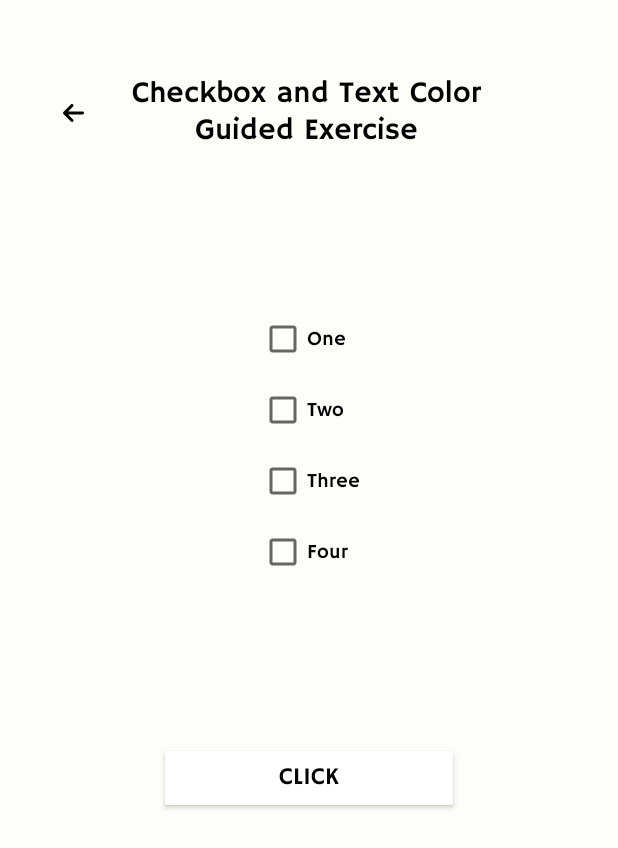
After one commit to Benihime12/AarChive, an Android app: the SixthGuidedExercise screen opened directly, with no data from a screen before it, on a phone screen of 412 x 824 dp. The commit adds this screen. Shown: the top 848 px of the screen. Run offline under Robolectric (Android 15) with nearby library versions, the phone set to English and light mode, and no system bars.

Commit message:
added ge6 & ge7

```diff
--- a/app/src/main/AndroidManifest.xml
+++ b/app/src/main/AndroidManifest.xml
@@ -11,6 +11,12 @@
         android:roundIcon="@mipmap/aarchive_round"
         android:supportsRtl="true"
         android:theme="@style/AppTheme">
+        <activity
+            android:name=".GuidedExercises.SeventhGuidedExercise"
+            android:exported="false" />
+        <activity
+            android:name=".GuidedExercises.SixthGuidedExercise"
+            android:exported="false" />
         <activity
             android:name=".GuidedExercises.FifthGuidedExercise"
             android:exported="false" />
--- /dev/null
+++ b/app/src/main/java/com/example/aarchive/GuidedExercises/SixthGuidedExercise.java
@@ -0,0 +1,71 @@
+package com.example.aarchive.GuidedExercises;
+
+import android.content.Intent;
+import android.graphics.Color;
+import android.os.Bundle;
+import android.view.View;
+import android.widget.Button;
+import android.widget.CheckBox;
+import android.widget.ImageButton;
+import android.widget.TextView;
+
+import androidx.appcompat.app.AppCompatActivity;
+
+import com.example.aarchive.MainActivity;
+import com.example.aarchive.R;
+
+public class SixthGuidedExercise extends AppCompatActivity {
+
+    CheckBox one, two, three, four;
+    TextView result;
+    Button click;
+    @Override
+    protected void onCreate(Bundle savedInstanceState) {
+        super.onCreate(savedInstanceState);
+        setContentView(R.layout.activity_sixth_guided_exercise);
+        one = findViewById(R.id.chkOne);
+        two = findViewById(R.id.chkTwo);
+        three = findViewById(R.id.chkThree);
+        four = findViewById(R.id.chkFour);
+        result = findViewById(R.id.tvResultGE6);
+        click = findViewById(R.id.btnClickGE6);
+        showResult();
+
+        ImageButton btnBackGE6 = findViewById(R.id.btnBackGE6);
+
+        btnBackGE6.setOnClickListener(new View.OnClickListener() {
+            @Override
+            public void onClick(View view) {
+                Intent intent = new Intent(SixthGuidedExercise.this, MainActivity.class);
+                startActivity(intent);
+                overridePendingTransition(R.anim.slide_in_left, R.anim.slide_out_right);
+                finish();
+            }
+        });
+    }
+    public void showResult(){
+        click.setOnClickListener(new View.OnClickListener() {
+            @Override
+            public void onClick(View view) {
+                if(two.isChecked() && four.isChecked()){
+                    // this will show the TextView named result
+                    result.setVisibility(View.VISIBLE);
+                    result.setTextColor(Color.parseColor("#FF8686"));
+                    result.setText("Number Combination Color is RED");
+                }else if (one.isChecked() && three.isChecked()){
+                    result.setVisibility(View.VISIBLE);
+                    result.setTextColor(Color.parseColor("#9AC2FF"));
+                    result.setText("Number Combination Color is BLUE");
+                }else if ((one.isChecked() || three.isChecked()) ||
+                        (two.isChecked() || four.isChecked())){
+                    result.setVisibility(View.VISIBLE);
+                    result.setTextColor(Color.parseColor("#85F082"));
+                    result.setText("Number Combination Color is GREEN");
+                }else{
+                    // this will hide the TextView named result
+                    result.setVisibility(View.INVISIBLE);
+                }
+            }
+        });
+    }
+}
--- /dev/null
+++ b/app/src/main/res/layout/activity_sixth_guided_exercise.xml
@@ -0,0 +1,178 @@
+<?xml version="1.0" encoding="utf-8"?>
+<androidx.constraintlayout.widget.ConstraintLayout xmlns:android="http://schemas.android.com/apk/res/android"
+    xmlns:app="http://schemas.android.com/apk/res-auto"
+    xmlns:tools="http://schemas.android.com/tools"
+    android:layout_width="match_parent"
+    android:layout_height="match_parent"
+    android:background="#FFFDF7"
+    tools:context=".GuidedExercises.SixthGuidedExercise">
+
+    <Button
+        android:id="@+id/btnClickGE6"
+        android:layout_width="200dp"
+        android:layout_height="wrap_content"
+        android:layout_marginTop="50dp"
+        android:backgroundTint="#FFFFFF"
+        android:fontFamily="@font/hammersmith_one"
+        android:text="Click"
+        android:textColor="#000000"
+        android:textSize="16sp"
+        app:layout_constraintBottom_toBottomOf="parent"
+        app:layout_constraintEnd_toEndOf="parent"
+        app:layout_constraintStart_toStartOf="parent"
+        app:layout_constraintTop_toBottomOf="@+id/tvResultGE6"
+        app:layout_constraintVertical_bias="0.0" />
+
+    <TextView
+        android:id="@+id/tvResultGE6"
+        android:layout_width="wrap_content"
+        android:layout_height="wrap_content"
+        android:layout_marginTop="30dp"
+        android:fontFamily="@font/hammersmith_one"
+        android:textColor="#000000"
+        android:textSize="16sp"
+        android:textStyle="normal"
+        app:layout_constraintBottom_toBottomOf="parent"
+        app:layout_constraintEnd_toEndOf="parent"
+        app:layout_constraintStart_toStartOf="parent"
+        app:layout_constraintTop_toBottomOf="@+id/linearLayout23"
+        app:layout_constraintVertical_bias="0.0" />
+
+    <LinearLayout
+        android:id="@+id/linearLayout23"
+        android:layout_width="wrap_content"
+        android:layout_height="wrap_content"
+        android:layout_marginStart="50dp"
+        android:layout_marginTop="100dp"
+        android:layout_marginEnd="50dp"
+        android:orientation="horizontal"
+        app:layout_constraintBottom_toBottomOf="parent"
+        app:layout_constraintEnd_toEndOf="parent"
+        app:layout_constraintStart_toStartOf="parent"
+        app:layout_constraintTop_toBottomOf="@+id/linearLayout60"
+        app:layout_constraintVertical_bias="0.0">
+
+        <androidx.constraintlayout.widget.ConstraintLayout
+            android:layout_width="match_parent"
+            android:layout_height="match_parent">
+
+            <CheckBox
+                android:id="@+id/chkOne"
+                android:layout_width="wrap_content"
+                android:layout_height="wrap_content"
+                android:layout_marginTop="10dp"
+                android:fontFamily="@font/hammersmith_one"
+                android:text="One"
+                android:textColor="#000000"
+                android:textSize="13sp"
+                android:textStyle="normal"
+                app:layout_constraintBottom_toBottomOf="parent"
+                app:layout_constraintEnd_toEndOf="parent"
+                app:layout_constraintHorizontal_bias="0.0"
+                app:layout_constraintStart_toStartOf="parent"
+                app:layout_constraintTop_toTopOf="parent"
+                app:layout_constraintVertical_bias="0.0" />
+
+            <CheckBox
+                android:id="@+id/chkTwo"
+                android:layout_width="wrap_content"
+                android:layout_height="wrap_content"
+                android:layout_marginTop="15dp"
+                android:fontFamily="@font/hammersmith_one"
+                android:text="Two"
+                android:textColor="#000000"
+                android:textSize="13sp"
+                android:textStyle="normal"
+                app:layout_constraintBottom_toBottomOf="parent"
+                app:layout_constraintEnd_toEndOf="parent"
+                app:layout_constraintHorizontal_bias="0.0"
+                app:layout_constraintStart_toStartOf="parent"
+                app:layout_constraintTop_toBottomOf="@+id/chkOne"
+                app:layout_constraintVertical_bias="0.0" />
+
+            <CheckBox
+                android:id="@+id/chkThree"
+                android:layout_width="wrap_content"
+                android:layout_height="wrap_content"
+                android:layout_marginTop="15dp"
+                android:fontFamily="@font/hammersmith_one"
+                android:text="Three"
+                android:textColor="#000000"
+                android:textSize="13sp"
+                android:textStyle="normal"
+                app:layout_constraintBottom_toBottomOf="parent"
+                app:layout_constraintEnd_toEndOf="parent"
+                app:layout_constraintHorizontal_bias="0.0"
+                app:layout_constraintStart_toStartOf="parent"
+                app:layout_constraintTop_toBottomOf="@+id/chkTwo"
+                app:layout_constraintVertical_bias="0.0" />
+
+            <CheckBox
+                android:id="@+id/chkFour"
+                android:layout_width="wrap_content"
+                android:layout_height="wrap_content"
+                android:layout_marginTop="15dp"
+                android:layout_marginBottom="10dp"
+                android:fontFamily="@font/hammersmith_one"
+                android:text="Four"
+                android:textColor="#000000"
+                android:textSize="13sp"
+                android:textStyle="normal"
+                app:layout_constraintBottom_toBottomOf="parent"
+                app:layout_constraintEnd_toEndOf="parent"
+                app:layout_constraintHorizontal_bias="0.0"
+                app:layout_constraintStart_toStartOf="parent"
+                app:layout_constraintTop_toBottomOf="@+id/chkThree"
+                app:layout_constraintVertical_bias="0.0" />
+
+        </androidx.constraintlayout.widget.ConstraintLayout>
+    </LinearLayout>
+
+    <LinearLayout
+        android:id="@+id/linearLayout60"
+        android:layout_width="match_parent"
+        android:layout_height="wrap_content"
+        android:layout_marginTop="50dp"
+        android:orientation="horizontal"
+        app:layout_constraintBottom_toBottomOf="parent"
+        app:layout_constraintEnd_toEndOf="parent"
+        app:layout_constraintStart_toStartOf="parent"
+        app:layout_constraintTop_toTopOf="parent"
+        app:layout_constraintVertical_bias="0.0">
+
+        <androidx.constraintlayout.widget.ConstraintLayout
+            android:layout_width="match_parent"
+            android:layout_height="match_parent">
+
+            <TextView
+                android:id="@+id/textView60"
+                android:layout_width="wrap_content"
+                android:layout_height="wrap_content"
+                android:layout_marginStart="20dp"
+                android:fontFamily="@font/hammersmith_one"
+                android:gravity="center"
+                android:text="Checkbox and Text Color\nGuided Exercise"
+                android:textColor="#000000"
+                android:textSize="20sp"
+                app:layout_constraintBottom_toBottomOf="parent"
+                app:layout_constraintEnd_toEndOf="parent"
+                app:layout_constraintHorizontal_bias="0.0"
+                app:layout_constraintStart_toEndOf="@+id/btnBackGE6"
+                app:layout_constraintTop_toTopOf="parent" />
+
+            <ImageButton
+                android:id="@+id/btnBackGE6"
+                android:layout_width="wrap_content"
+                android:layout_height="wrap_content"
+                android:layout_marginStart="30dp"
+                android:backgroundTint="#00FFFFFF"
+                app:layout_constraintBottom_toBottomOf="parent"
+                app:layout_constraintEnd_toEndOf="parent"
+                app:layout_constraintHorizontal_bias="0.0"
+                app:layout_constraintStart_toStartOf="parent"
+                app:layout_constraintTop_toTopOf="parent"
+                app:srcCompat="@drawable/backarrow" />
+        </androidx.constraintlayout.widget.ConstraintLayout>
+    </LinearLayout>
+
+</androidx.constraintlayout.widget.ConstraintLayout>
```
Also changed, not shown: app/src/main/java/com/example/aarchive/GuidedExercises/SeventhGuidedExercise.java (added, +137 -0 lines), app/src/main/java/com/example/aarchive/MainActivity.java (+23 -1 lines), app/src/main/res/layout/activity_seventh_guided_exercise.xml (added, +118 -0 lines).
